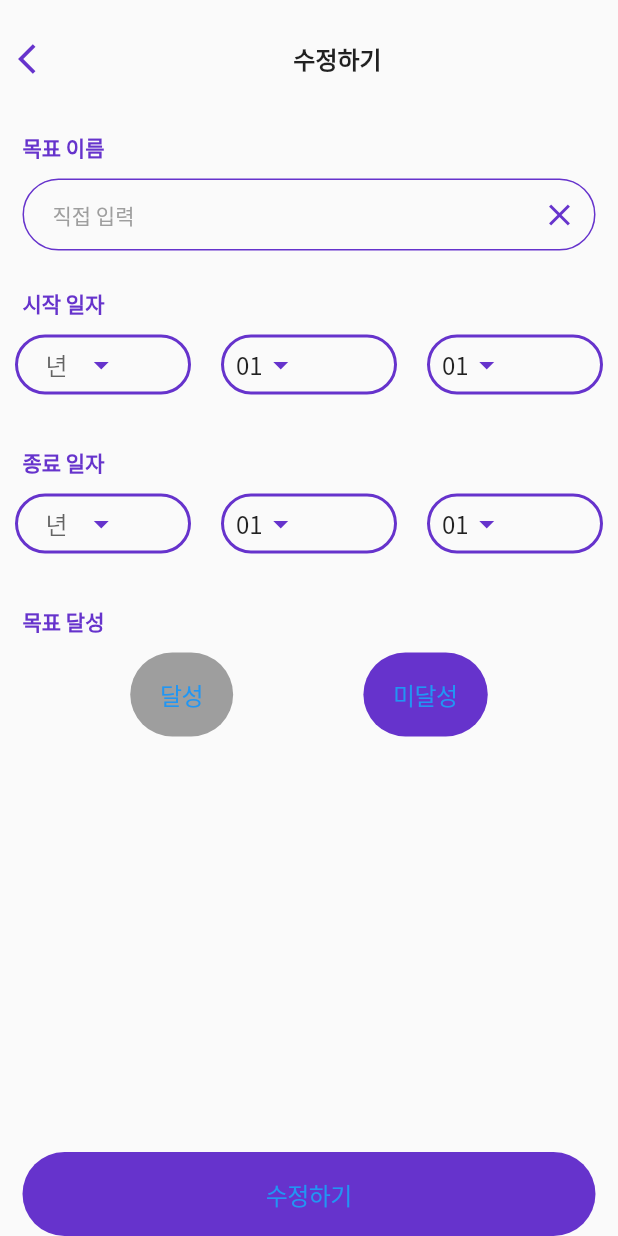
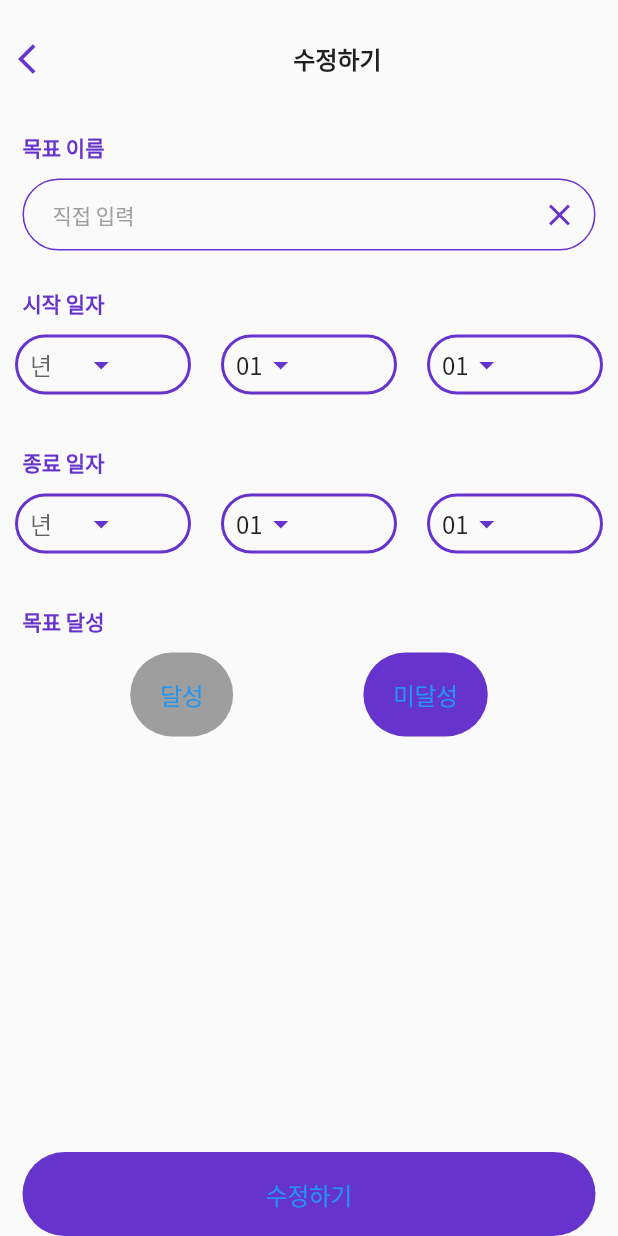
Before and after one commit to uz-devs/workoutnote-mobile, a Flutter app: the EditTargetScreen screen opened directly with empty values, on a phone screen of 412 x 824 dp. Run offline on Flutter 3.47's test engine with Material 2 defaults, Android fonts, the phone set to English and light mode, and no system bars; our stand-ins replace connectivity_plus, flutter_svg, flutter_switch, fluttertoast, percent_indicator, pull_to_refresh and 3 more; missing offline and left inert: flutter_inappwebview, splash_screen_view; accounts and stored records are empty; project files that could hold a hidden picture were left out.

```diff
--- a/lib/main.dart
+++ b/lib/main.dart
@@ -25,7 +25,7 @@ void main() async {
   await initPreferences();
   await initializeDateFormatting('ko_KR', null);
 
-  await AndroidInAppWebViewController.setWebContentsDebuggingEnabled(true);
+  // todo @ilyosbek await AndroidInAppWebViewController.setWebContentsDebuggingEnabled(true);
 
   final List<SingleChildWidget> providers = [
     ChangeNotifierProvider(
--- a/lib/ui/EditTargetScreen.dart
+++ b/lib/ui/EditTargetScreen.dart
@@ -229,7 +229,6 @@ class _EditTargetScreenState extends State<EditTargetScreen> {
                 contentPadding: EdgeInsets.only(left: 10.0, right: 10.0),
               ),
               child: DropdownButton(
-                alignment: Alignment.center,
                 icon: Center(
                   child: Icon(
                     Icons.arrow_drop_down,
@@ -261,7 +260,6 @@ class _EditTargetScreenState extends State<EditTargetScreen> {
                 enabledBorder: OutlineInputBorder(borderSide: BorderSide(width: 2.0, color: Color.fromRGBO(102, 51, 204, 1)), borderRadius: BorderRadius.circular(25.0)),
               ),
               child: DropdownButton(
-                alignment: Alignment.center,
                 icon: Center(
                   child: Icon(
                     Icons.arrow_drop_down,
@@ -293,7 +291,6 @@ class _EditTargetScreenState extends State<EditTargetScreen> {
                 enabledBorder: OutlineInputBorder(borderSide: BorderSide(width: 2, color: Color.fromRGBO(102, 51, 204, 1)), borderRadius: BorderRadius.circular(25.0)),
               ),
               child: DropdownButton(
-                alignment: Alignment.center,
                 icon: Center(
                   child: Icon(
                     Icons.arrow_drop_down,
@@ -333,7 +330,6 @@ class _EditTargetScreenState extends State<EditTargetScreen> {
                 contentPadding: EdgeInsets.only(left: 10.0, right: 10.0),
               ),
               child: DropdownButton(
-                alignment: Alignment.center,
                 icon: Center(
                   child: Icon(
                     Icons.arrow_drop_down,
@@ -365,7 +361,6 @@ class _EditTargetScreenState extends State<EditTargetScreen> {
                 enabledBorder: OutlineInputBorder(borderSide: BorderSide(width: 2.0, color: Color.fromRGBO(102, 51, 204, 1)), borderRadius: BorderRadius.circular(25.0)),
               ),
               child: DropdownButton(
-                alignment: Alignment.center,
                 icon: Center(
                   child: Icon(
                     Icons.arrow_drop_down,
@@ -397,7 +392,6 @@ class _EditTargetScreenState extends State<EditTargetScreen> {
                 enabledBorder: OutlineInputBorder(borderSide: BorderSide(width: 2, color: Color.fromRGBO(102, 51, 204, 1)), borderRadius: BorderRadius.circular(25.0)),
               ),
               child: DropdownButton(
-                alignment: Alignment.center,
                 icon: Center(
                   child: Icon(
                     Icons.arrow_drop_down,
--- a/lib/ui/HomeScreen.dart
+++ b/lib/ui/HomeScreen.dart
@@ -6,7 +6,7 @@ import 'package:workoutnote/business_logic/ConfigProvider.dart';
 import 'package:workoutnote/business_logic/CreateWorkoutSessionProvider.dart';
 import 'package:workoutnote/business_logic/ExercisesListProvider.dart';
 import 'package:workoutnote/business_logic/HomeProvider.dart';
-import 'package:workoutnote/ui/widgets/WorkoutCreateCard.dart';
+import 'package:workoutnote/ui/widgets/CreateWorkoutCard.dart';
 import 'package:workoutnote/ui/widgets/WorkoutnoteCard.dart';
 import 'package:workoutnote/utils/Strings.dart';
 import 'package:workoutnote/utils/Utils.dart';
@@ -81,7 +81,7 @@ class _HomeScreenState extends State<HomeScreen> {
             if (index == 0)
               return Container(margin: EdgeInsets.only(left: 20, top: 30, bottom: 20), child: RichText(text: TextSpan(children: [TextSpan(text: '${welcomeMessage[configProvider.activeLanguage()]}, ', style: TextStyle(fontSize: 30, color: Colors.black)), TextSpan(text: '${userPreferences!.getString('name') ?? ''}', style: TextStyle(color: Color.fromRGBO(102, 51, 204, 1), fontSize: 30))])));
             else if (index == 1) {
-              return CreateWorkOutCard(widget.width, widget.height, mainProvider.workOuts, mainProvider.calendarWorkouts);
+              return WorkoutCreatorWidget(widget.width, widget.height, mainProvider.workOuts, mainProvider.calendarWorkouts);
             } else if (index == 2) {
               if(mainProvider.workOuts.isEmpty)
                 return  Center(child: Container(
--- a/pubspec.yaml
+++ b/pubspec.yaml
@@ -51,8 +51,6 @@ dependencies:
 dev_dependencies:
   flutter_test:
     sdk: flutter
-  integration_test:
-    sdk: flutter
   test: ^1.14.4
 
 
```
Also changed, not shown: lib/ui/widgets/CreateWorkoutCard.dart (renamed from lib/ui/widgets/WorkoutCreateCard.dart, +3 -14 lines), pubspec.lock, 22 other files.
